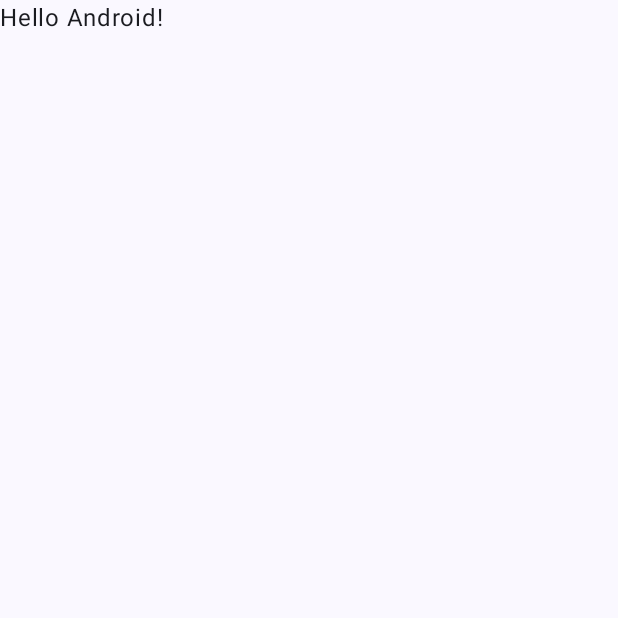
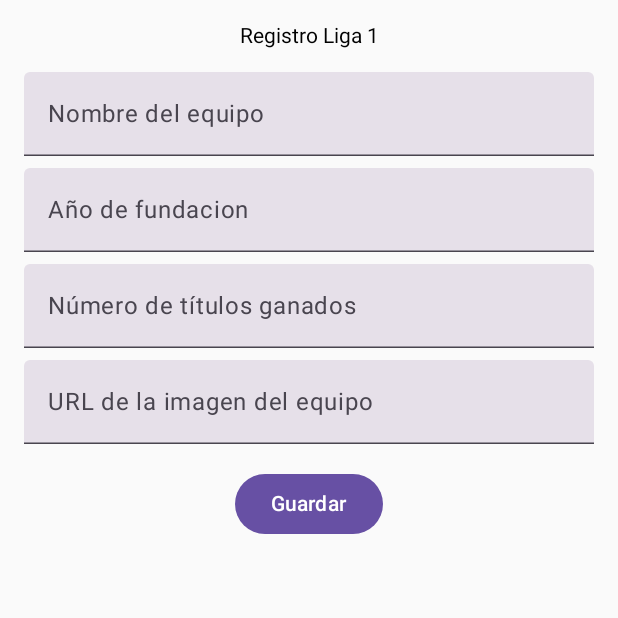
Before and after one commit to Steven060405/PC02.MOVILES.22101961.23100126, an Android app built with Jetpack Compose: the screen it shows after launch (MainActivity), on a phone screen of 412 x 824 dp, the top half of it. Before the commit the part shown is almost empty. Run offline under Robolectric (Android 15) with nearby library versions, the phone set to English and light mode, and no system bars; our stand-ins replace Firebase (no records; nobody signed in at launch, a user with empty details on screens opened directly).

Commit message:
feat: Implement Firebase registration and listing screens
Adds two new screens to the application: a registration screen and a listing screen.

- **Registration Screen (`RegistroScreen.kt`):**
  - Provides input fields for team name, founding year, titles won, and an image URL.
  - Saves the entered data to a Firestore "equipos" collection.
  - Navigates to the listing screen upon successful save.

- **Listing Screen (`ListadoScreen.kt`):**
  - Fetches and displays a list of teams from the Firestore "equipos" collection.
  - Uses Coil to asynchronously load and display team images from a URL.
  - Each team is displayed in a Card with its details.

- **Dependencies:**
  - Adds Firebase BOM, Firestore KTX, Google Services plugin, Navigation Compose, and Coil Compose.

- **Navigation:**
  - Implements navigation between the registration and listing screens using `NavHost`.

- **Configuration:**
  - Adds `google-services.json` for Firebase integration.
  - Includes `INTERNET` permission in `AndroidManifest.xml`.
  - Sets up Firebase App Insights and Gradle migration settings.

```diff
--- a/app/build.gradle.kts
+++ b/app/build.gradle.kts
@@ -2,6 +2,8 @@ plugins {
     alias(libs.plugins.android.application)
     alias(libs.plugins.kotlin.android)
     alias(libs.plugins.kotlin.compose)
+    id("com.google.gms.google-services")
+
 }
 
 android {
@@ -41,6 +43,8 @@ android {
 
 dependencies {
 
+    implementation(platform("com.google.firebase:firebase-bom:33.5.0"))
+    implementation("com.google.firebase:firebase-firestore-ktx")
     implementation(libs.androidx.core.ktx)
     implementation(libs.androidx.lifecycle.runtime.ktx)
     implementation(libs.androidx.activity.compose)
@@ -49,6 +53,8 @@ dependencies {
     implementation(libs.androidx.ui.graphics)
     implementation(libs.androidx.ui.tooling.preview)
     implementation(libs.androidx.material3)
+    implementation("androidx.navigation:navigation-compose:2.7.7")
+    implementation("io.coil-kt:coil-compose:2.6.0")
     testImplementation(libs.junit)
     androidTestImplementation(libs.androidx.junit)
     androidTestImplementation(libs.androidx.espresso.core)
--- a/app/src/main/AndroidManifest.xml
+++ b/app/src/main/AndroidManifest.xml
@@ -1,6 +1,8 @@
 <?xml version="1.0" encoding="utf-8"?>
 <manifest xmlns:android="http://schemas.android.com/apk/res/android"
     xmlns:tools="http://schemas.android.com/tools">
+
+    <uses-permission android:name="android.permission.INTERNET" />
 
     <application
         android:allowBackup="true"
--- a/app/src/main/java/com/example/pc2/MainActivity.kt
+++ b/app/src/main/java/com/example/pc2/MainActivity.kt
@@ -1,47 +1,34 @@
+
 package com.example.pc2
 
 import android.os.Bundle
 import androidx.activity.ComponentActivity
 import androidx.activity.compose.setContent
-import androidx.activity.enableEdgeToEdge
-import androidx.compose.foundation.layout.fillMaxSize
-import androidx.compose.foundation.layout.padding
-import androidx.compose.material3.Scaffold
-import androidx.compose.material3.Text
 import androidx.compose.runtime.Composable
-import androidx.compose.ui.Modifier
-import androidx.compose.ui.tooling.preview.Preview
-import com.example.pc2.ui.theme.Pc2Theme
+import androidx.navigation.compose.NavHost
+import androidx.navigation.compose.composable
+import androidx.navigation.compose.rememberNavController
 
 class MainActivity : ComponentActivity() {
     override fun onCreate(savedInstanceState: Bundle?) {
         super.onCreate(savedInstanceState)
-        enableEdgeToEdge()
         setContent {
-            Pc2Theme {
-                Scaffold(modifier = Modifier.fillMaxSize()) { innerPadding ->
-                    Greeting(
-                        name = "Android",
-                        modifier = Modifier.padding(innerPadding)
-                    )
-                }
-            }
+            AppNavigation()
         }
     }
 }
 
 @Composable
-fun Greeting(name: String, modifier: Modifier = Modifier) {
-    Text(
-        text = "Hello $name!",
-        modifier = modifier
-    )
-}
-
-@Preview(showBackground = true)
-@Composable
-fun GreetingPreview() {
-    Pc2Theme {
-        Greeting("Android")
+fun AppNavigation() {
+    val navController = rememberNavController()
+    NavHost(navController = navController, startDestination = "registro") {
+        composable("registro") {
+            RegistroScreen(onGuardarClicked = {
+                navController.navigate("listado")
+            })
+        }
+        composable("listado") {
+            ListadoScreen()
+        }
     }
 }
--- /dev/null
+++ b/app/src/main/java/com/example/pc2/RegistroScreen.kt
@@ -0,0 +1,96 @@
+
+package com.example.pc2
+
+import android.util.Log
+import androidx.compose.foundation.layout.Column
+import androidx.compose.foundation.layout.Spacer
+import androidx.compose.foundation.layout.fillMaxSize
+import androidx.compose.foundation.layout.fillMaxWidth
+import androidx.compose.foundation.layout.height
+import androidx.compose.foundation.layout.padding
+import androidx.compose.material3.Button
+import androidx.compose.material3.ExperimentalMaterial3Api
+import androidx.compose.material3.Text
+import androidx.compose.material3.TextField
+import androidx.compose.runtime.Composable
+import androidx.compose.runtime.getValue
+import androidx.compose.runtime.mutableStateOf
+import androidx.compose.runtime.remember
+import androidx.compose.runtime.setValue
+import androidx.compose.ui.Alignment
+import androidx.compose.ui.Modifier
+import androidx.compose.ui.tooling.preview.Preview
+import androidx.compose.ui.unit.dp
+import com.google.firebase.firestore.FirebaseFirestore
+
+@OptIn(ExperimentalMaterial3Api::class)
+@Composable
+fun RegistroScreen(onGuardarClicked: () -> Unit) {
+    var nombre by remember { mutableStateOf("") }
+    var anio by remember { mutableStateOf("") }
+    var titulos by remember { mutableStateOf("") }
+    var url by remember { mutableStateOf("") }
+
+    Column(
+        modifier = Modifier
+            .fillMaxSize()
+            .padding(16.dp),
+        horizontalAlignment = Alignment.CenterHorizontally
+    ) {
+        Text("Registro Liga 1")
+        Spacer(modifier = Modifier.height(16.dp))
+        TextField(
+            value = nombre,
+            onValueChange = { nombre = it },
+            label = { Text("Nombre del equipo") },
+            modifier = Modifier.fillMaxWidth()
+        )
+        Spacer(modifier = Modifier.height(8.dp))
+        TextField(
+            value = anio,
+            onValueChange = { anio = it },
+            label = { Text("Año de fundacion") },
+            modifier = Modifier.fillMaxWidth()
+        )
+        Spacer(modifier = Modifier.height(8.dp))
+        TextField(
+            value = titulos,
+            onValueChange = { titulos = it },
+            label = { Text("Número de títulos ganados") },
+            modifier = Modifier.fillMaxWidth()
+        )
+        Spacer(modifier = Modifier.height(8.dp))
+        TextField(
+            value = url,
+            onValueChange = { url = it },
+            label = { Text("URL de la imagen del equipo") },
+            modifier = Modifier.fillMaxWidth()
+        )
+        Spacer(modifier = Modifier.height(16.dp))
+        Button(onClick = {
+            val equipo = hashMapOf(
+                "nombre" to nombre,
+                "anio" to anio,
+                "titulos" to titulos,
+                "url" to url
+            )
+
+            FirebaseFirestore.getInstance().collection("equipos")
+                .add(equipo)
+                .addOnSuccessListener {
+                    onGuardarClicked()
+                }
+                .addOnFailureListener { e ->
+                    Log.w("RegistroScreen", "Error al guardar", e)
+                }
+        }) {
+            Text("Guardar")
+        }
+    }
+}
+
+@Preview(showBackground = true)
+@Composable
+fun RegistroScreenPreview() {
+    RegistroScreen(onGuardarClicked = {})
+}
--- a/build.gradle.kts
+++ b/build.gradle.kts
@@ -3,4 +3,6 @@ plugins {
     alias(libs.plugins.android.application) apply false
     alias(libs.plugins.kotlin.android) apply false
     alias(libs.plugins.kotlin.compose) apply false
+    id("com.google.gms.google-services") version "4.4.2" apply false
+
 }
```
Also changed, not shown: app/src/main/java/com/example/pc2/ListadoScreen.kt (added, +106 -0 lines), 3 other files.
